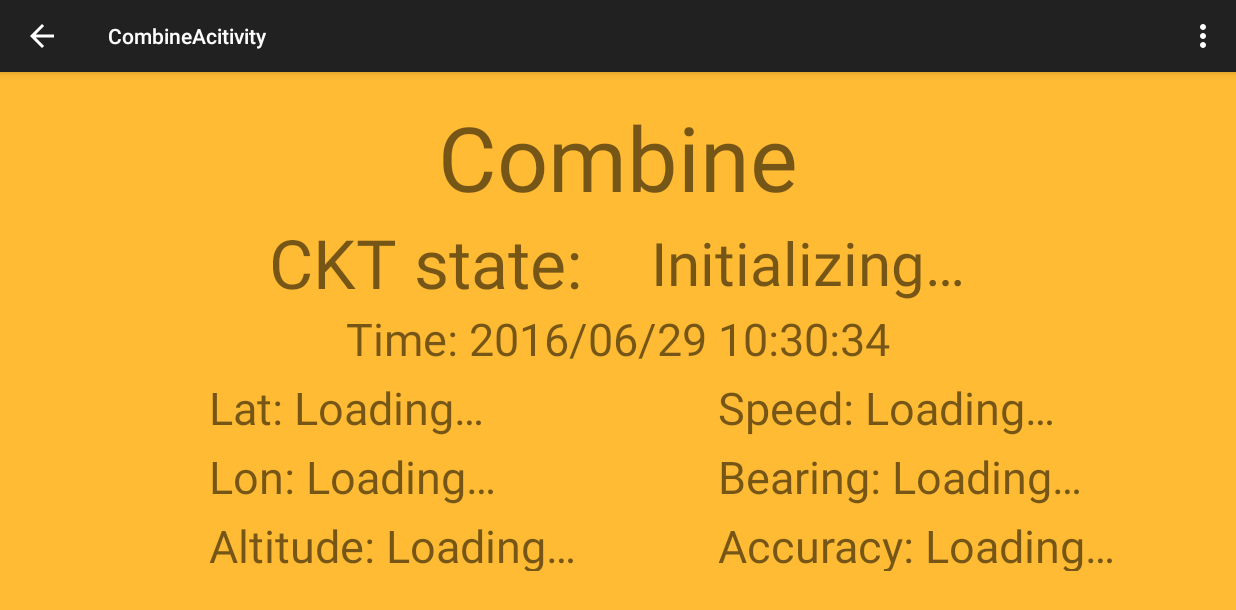
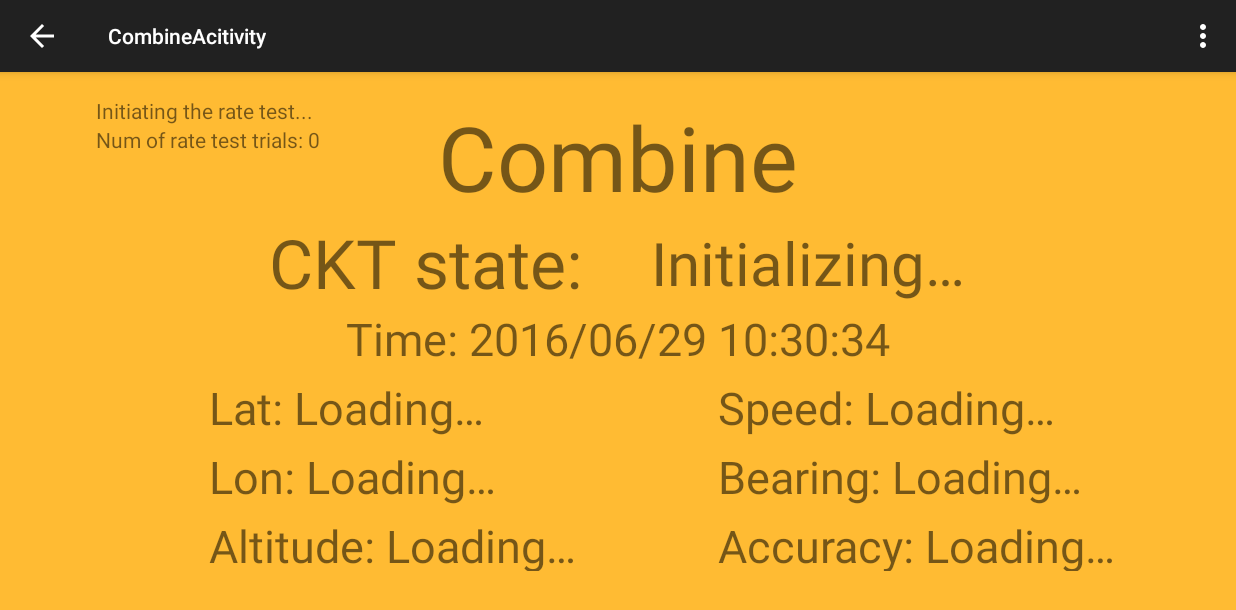
Before and after one commit to oats-center/CombineKartTruck, an Android app: the CombineActivity screen opened directly, with no data from a screen before it, on a phone screen of 824 x 412 dp (held sideways). Shown: the top 610 px of the screen. Run offline under Robolectric (Android 15) with nearby library versions, the phone set to English and light mode, and no system bars; 3 statements that could not run were skipped.

Commit message:
Add GUI feed back and connection block for the rate test

```diff
--- a/app/src/main/java/edu/purdue/combinekarttruck/BasicGpsLoggingActivity.java
+++ b/app/src/main/java/edu/purdue/combinekarttruck/BasicGpsLoggingActivity.java
@@ -58,7 +58,7 @@ import edu.purdue.combinekarttruck.utils.Utils;
 public class BasicGpsLoggingActivity extends ActionBarActivity implements
 		LocationListener {
 
-	private final boolean DEBUG_FLAG = false;
+	private final boolean DEBUG_FLAG = true;
 
 	/* By default, all will be logged. May be overwritten, e.g., in the WifiSpeedTestClientActivity.
     *
@@ -69,17 +69,25 @@ public class BasicGpsLoggingActivity extends ActionBarActivity implements
 
 	// For the rate test.
 	private boolean LOG_RATE_FLAG = true;
+
+	// ----------- Start of parameters set by the user -----------
 	// Only try to initiate a new rate test when this is false.
+	private String urlHost = DEBUG_FLAG? "http://192.168.1.80/":"http://192.168.1.2/";
+	private String rateTestFileSize = "20MB";
+	private String urlRateTestFile = urlHost + rateTestFileSize + ".zip.txt";
+	private String urlHostAvaiTestFile = urlHost + "hostAvaiTest.txt";
+	private float probabilyToInitiateRateTest = 1f;
+	// ----------- End of parameters set by the user -----------
 	private boolean isRateTestOnProgress = false;
-	private String urlRateTestFile = "http://192.168.1.80/20MB.zip.txt";
-	private float probabilyToInitiateRateTest = 0.05f;
+	// For feedback info.
+	private int numRateTestTrials = 0;
 
 	private boolean LOG_WIFI_FLAG = true;
 	private boolean LOG_CELL_FLAG = false;
 	private boolean LOG_STATE_FLAG = false;
 
 	// Set this to be true to only use GPS sensor for the location, instead of using a fused result.
-	private boolean GPS_ONLY_FOR_LOC = true;
+	private boolean GPS_ONLY_FOR_LOC = !DEBUG_FLAG;
 
 	private TelephonyManager mTelephonyManager;
 	private WifiManager mWifiManager;
@@ -97,6 +105,9 @@ public class BasicGpsLoggingActivity extends ActionBarActivity implements
 	public String stringLoggedToCell;
 
 	private LocationManager mLocationManager;
+	private String textViewRateTestStr;
+	private TextView textViewRateTest;
+	private TextView textViewRateTestCounter;
 	private TextView textViewTime;
 	private SimpleDateFormat formatterUnderline = new SimpleDateFormat(
 			"yyyy_MM_dd_HH_mm_ss",
@@ -271,6 +282,13 @@ public class BasicGpsLoggingActivity extends ActionBarActivity implements
 	protected void onResume() {
 		super.onResume();
 
+		if(LOG_RATE_FLAG) {
+			textViewRateTestStr = getString(R.string.init_rate_test);
+		} else {
+			textViewRateTest.setVisibility(View.GONE);
+			textViewRateTestCounter.setVisibility(View.GONE);
+		}
+
 		if (LOG_WIFI_FLAG) {
 			mWifiManager = (WifiManager) this.getSystemService(Context.WIFI_SERVICE);
 		}
@@ -280,6 +298,10 @@ public class BasicGpsLoggingActivity extends ActionBarActivity implements
 		}
 
 		createLogFiles();
+
+		// Start the rate test textView.
+		textViewRateTest = ((TextView) findViewById(R.id.textViewRateTestResult));
+		textViewRateTestCounter = ((TextView) findViewById(R.id.textViewRateTestCounter));
 
 		// Start the timer textView.
 		textViewTime = ((TextView) findViewById(R.id.textViewTime));
@@ -298,6 +320,7 @@ public class BasicGpsLoggingActivity extends ActionBarActivity implements
 								Date date = new Date();
 								textViewTime.setText("Time: "
 										+ formatterClock.format(date));
+								textViewRateTest.setText(textViewRateTestStr);
 							}
 						});
 					}
@@ -418,23 +441,26 @@ public class BasicGpsLoggingActivity extends ActionBarActivity implements
 			if(!isRateTestOnProgress) {
 				Random r = new Random(cur_time);
 				if (r.nextFloat() < probabilyToInitiateRateTest) {
+					numRateTestTrials = numRateTestTrials + 1;
+					textViewRateTestStr = "Started a new test!";
+					textViewRateTestCounter.setText("Num of rate test trials: " + numRateTestTrials);
+
 					// Block other initiations in the future.
 					isRateTestOnProgress = true;
-					Utils.toastStringTextAtCenterWithLargerSize(this, "Initiating a speed test");
+					Utils.toastStringTextAtCenterWithLargerSize(this, "Try initiating a new speed test");
 					// Initiate the rate test.
 					new Thread(new Runnable() {
 						public void run() {
 							try {
-								// Get the expected file size but also stops if the server isn't
-								// reachable.
-								URL url = new URL(urlRateTestFile);
-								URLConnection urlConnection = url.openConnection();
-								urlConnection.connect();
-								long fileSize = urlConnection.getContentLength();
+								// Test if the server is reachable.
+								Object hostAvaiTestResult = Http.Get(urlHostAvaiTestFile);
+								Log.i("HttpGetHostAvaiTest", ((String) hostAvaiTestResult));
 
 								long startTime = System.currentTimeMillis();
+								textViewRateTestStr = "Started at " + formatterClock.format(startTime);
+
 								// Log at the start.
-								LogFileWrite(LOG_RATE_FLAG, mLogFileRate, "Start: " + startTime + ", " + fileSize
+								LogFileWrite(LOG_RATE_FLAG, mLogFileRate, "Start: " + startTime + ", " + rateTestFileSize
 												+ "\n",
 										"BasicActRateWrite");
 
@@ -447,14 +473,22 @@ public class BasicGpsLoggingActivity extends ActionBarActivity implements
 
 								float rate = ((float) downloadedSize) / timeUsed * 1000;
 
-								Log.i("HttpGet", "HttpGet(Done): File length: " + fileSize + ", Downloaded object size: " + downloadedSize + ", timeUsed: " + timeUsed +", Rate: " + rate);
+								textViewRateTestStr = "Ended at " + formatterClock.format(endTime) + " (Used " + timeUsed/1000.0 + " seconds) with " + rate/1024/1024 + " MiB/s";
+								Log.i("HttpGet", "HttpGet(Done): File length: " + rateTestFileSize + ", Downloaded object size: " + downloadedSize + ", timeUsed: " + timeUsed +", Rate: " + rate);
 
 								LogFileWrite(LOG_RATE_FLAG, mLogFileRate, "End: " + endTime + ", "
 												+ timeUsed + ", " + downloadedSize + ", " + rate
 												+ "\n",
 										"BasicActRateWrite");
 							} catch (Exception e){
-								Log.e("InitRateTest", e.toString());
+								String eMessage = e.toString();
+								if(eMessage.contains("EHOSTUNREACH")) {
+									textViewRateTestStr = "Server occupied/unreachable: Test aborted!";
+								} else {
+									textViewRateTestStr = "Unknown error: Test aborted!";
+								}
+
+								Log.e("InitRateTest", eMessage);
 							} finally {
 								// OK to initiate other rate tests now.
 								isRateTestOnProgress = false;
--- a/app/src/main/java/edu/purdue/combinekarttruck/utils/Utils.java
+++ b/app/src/main/java/edu/purdue/combinekarttruck/utils/Utils.java
@@ -161,11 +161,8 @@ public class Utils {
      */
     public static void toastStringTextAtCenterWithLargerSize(Context context,
                                                              String stringText) {
-
-
-
         CharSequence text = stringText;
-        int duration = Toast.LENGTH_SHORT;
+        int duration = 1000;
 
         Toast toast = Toast.makeText(context, text, duration);
 
--- a/app/src/main/res/layout-land/fragment_combine.xml
+++ b/app/src/main/res/layout-land/fragment_combine.xml
@@ -9,6 +9,36 @@
     android:paddingRight="@dimen/activity_horizontal_margin"
     android:paddingTop="@dimen/activity_vertical_margin"
     tools:context="edu.purdue.combinekarttruck.CombineActivity$PlaceholderFragment" >
+
+    <FrameLayout
+        android:layout_width="match_parent"
+        android:layout_height="match_parent">
+
+        <LinearLayout
+            android:orientation="vertical"
+            android:layout_width="wrap_content"
+            android:layout_height="wrap_content">
+
+            <TextView
+                android:layout_width="wrap_content"
+                android:layout_height="wrap_content"
+                android:textAppearance="?android:attr/textAppearanceSmall"
+                android:text="@string/init_rate_test"
+                android:id="@+id/textViewRateTestResult" />
+
+            <TextView
+                android:layout_width="wrap_content"
+                android:layout_height="wrap_content"
+                android:textAppearance="?android:attr/textAppearanceSmall"
+                android:text="@string/init_rate_test_counter"
+                android:id="@+id/textViewRateTestCounter" />
+
+        </LinearLayout>
+
+        <LinearLayout
+            android:orientation="vertical"
+            android:layout_width="match_parent"
+            android:layout_height="match_parent">
 
             <LinearLayout
                 android:layout_width="match_parent"
@@ -199,3 +229,7 @@
                 android:textSize="50sp" />
 
         </LinearLayout>
+
+    </FrameLayout>
+
+</LinearLayout>
--- a/app/src/main/res/values/strings.xml
+++ b/app/src/main/res/values/strings.xml
@@ -69,6 +69,8 @@
 
     <!-- Rate Log -->
     <string name="rate_log_file_head">"% GPS time, lat, lon \nStart: systemTime, fileSize (GPS time) \nEnd: systemTime (GPS time), timeUsed (millisecond), downloadedSize (byte), rate (byte/second)\n"</string>
+    <string name="init_rate_test">Initiating the rate test...</string>
+    <string name="init_rate_test_counter">Num of rate test trials: 0</string>
 
     <!-- GPS Layout -->
     <string name="lat_gps_text_view_default">Lat: Loading…</string>
```
Also changed, not shown: app/src/main/res/layout-land/fragment_kart.xml (+34 -0 lines), app/src/main/res/layout-land/fragment_truck.xml (+35 -0 lines). Lines whose indentation alone changed are shown as unchanged.
